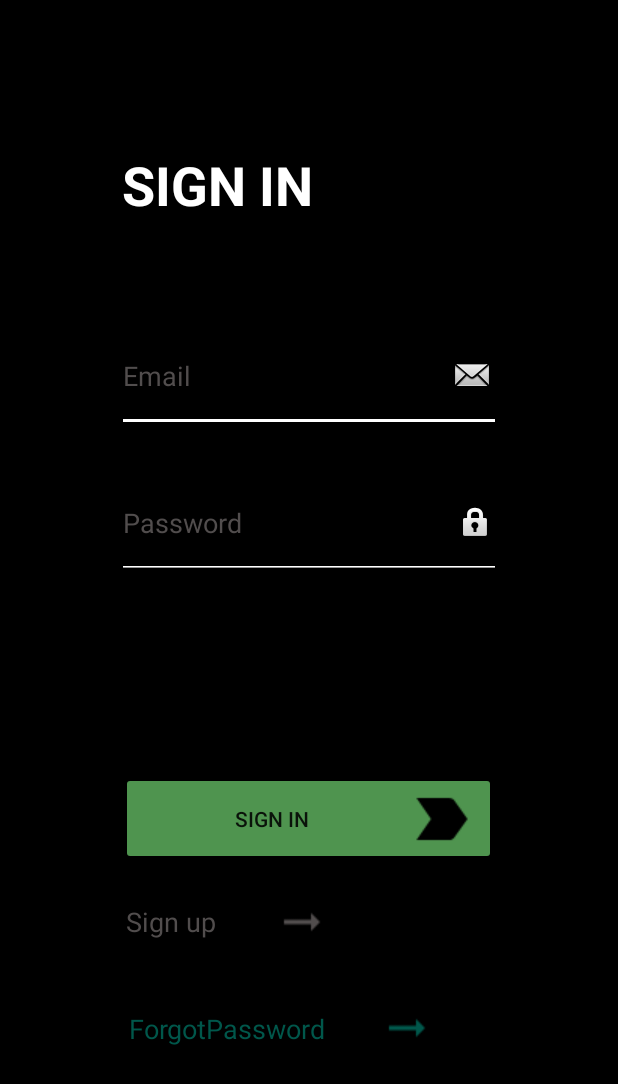
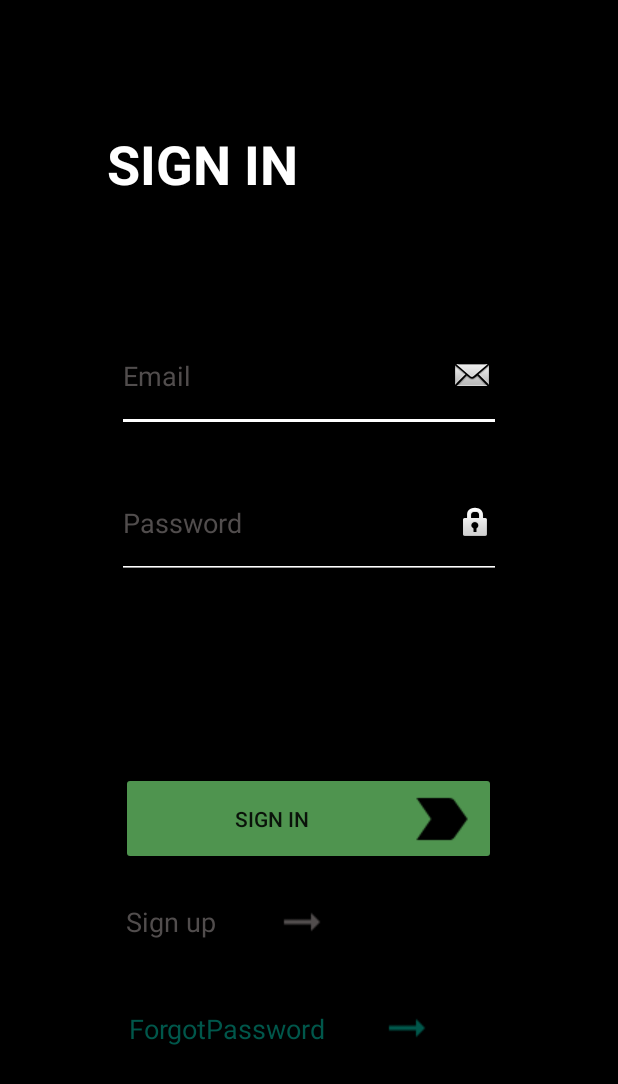
Before and after one commit to Parth123-Pro/Android-App-3, an Android app: the screen it shows after launch (LoginActivity), on a phone screen of 412 x 824 dp. Shown: the top 1084 px of the screen. Run offline under Robolectric (Android 15) with nearby library versions, the phone set to English and light mode, and no system bars; our stand-ins replace Volley; Roboto replaces fonts that are not available here.

Commit message:
Updated Jai

```diff
--- a/app/src/main/res/layout/activity_login.xml
+++ b/app/src/main/res/layout/activity_login.xml
@@ -13,9 +13,9 @@
         android:layout_alignParentLeft="true"
         android:layout_alignParentTop="true"
         android:layout_centerHorizontal="true"
-        android:layout_marginStart="81dp"
-        android:layout_marginLeft="81dp"
-        android:layout_marginTop="73dp"
+        android:layout_marginStart="71dp"
+        android:layout_marginLeft="71dp"
+        android:layout_marginTop="59dp"
         android:gravity="center|left"
 
         android:text="SIGN IN"
```
